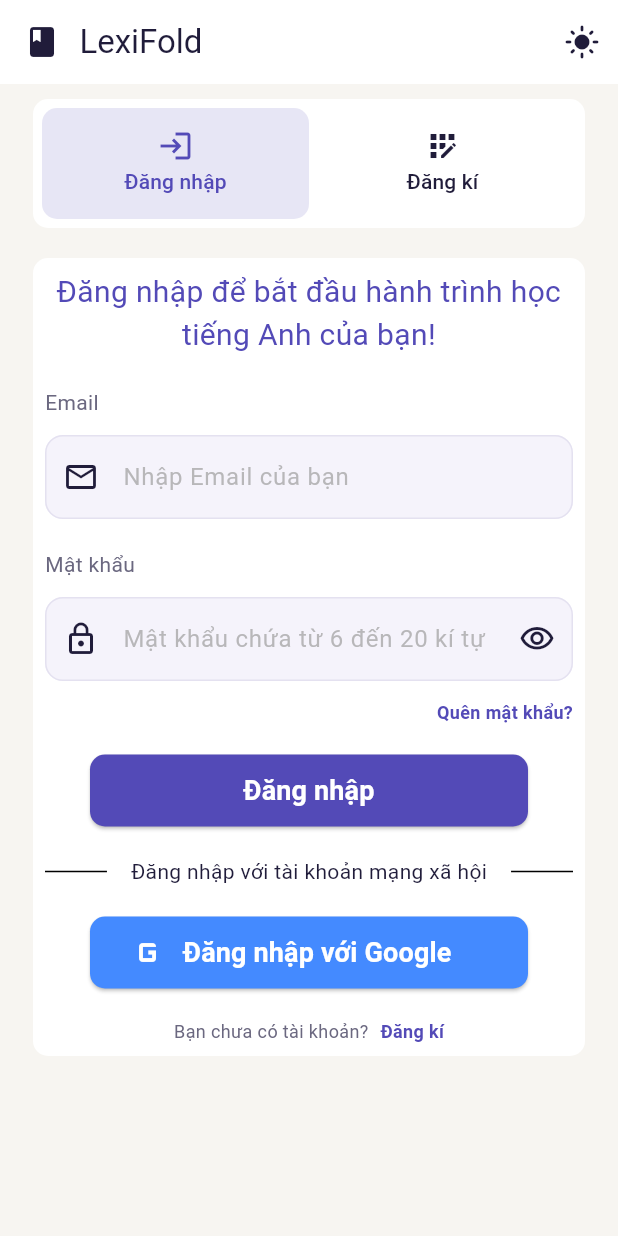
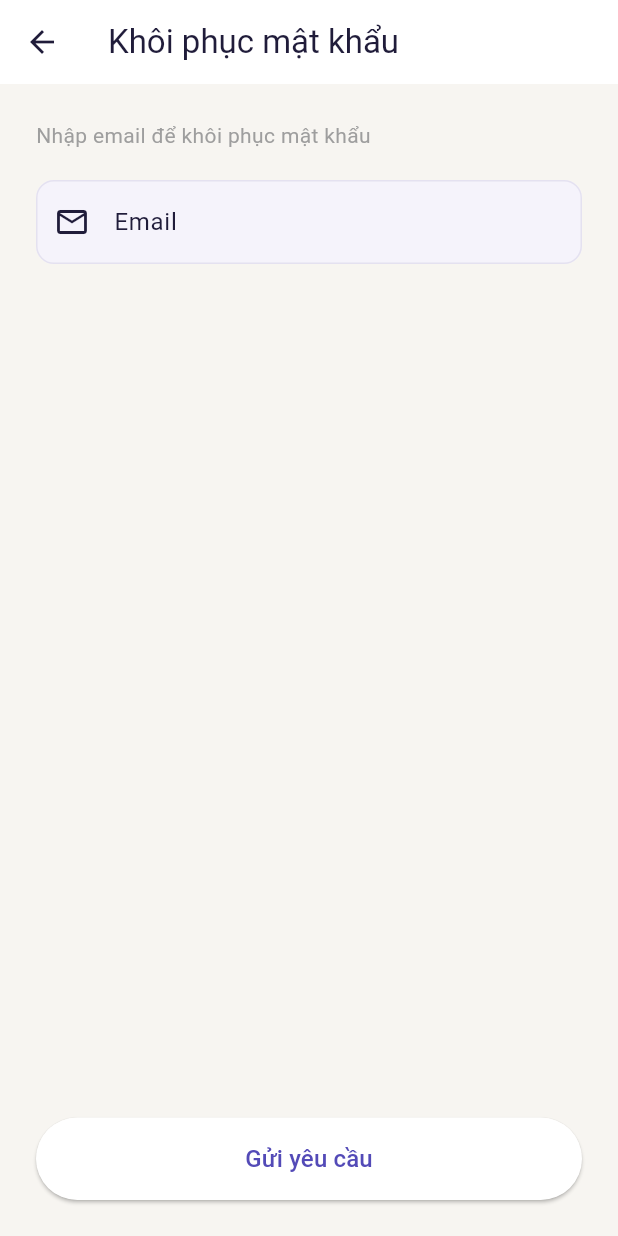
Before and after one commit to NTV-CKN/lexifold-app, a Flutter app: the screen it shows after launch, after a tap on "Quên mật khẩu?", on a phone screen of 412 x 824 dp. Run offline on Flutter 3.47's test engine with Material 3 defaults, Android fonts, the phone set to English and light mode, and no system bars; our stand-ins replace dio, firebase_auth, firebase_core, flutter_riverpod, google_sign_in; accounts and stored records are empty; generated files the repository leaves out were written again.

Commit message:
Thêm giao diện màn hình gửi yêu cầu khôi phục mật khẩu

```diff
--- /dev/null
+++ b/lib/features/auth/reset_password_screen.dart
@@ -0,0 +1,95 @@
+import 'package:flutter/material.dart';
+import 'package:lexifold/l10n/app_localizations.dart';
+import 'package:lexifold/utils/validator_utils.dart';
+
+class ResetPasswordScreen extends StatefulWidget {
+  const ResetPasswordScreen({super.key});
+
+  @override
+  State<ResetPasswordScreen> createState() =>
+      _ResetPasswordScreenState();
+}
+
+class _ResetPasswordScreenState extends State<ResetPasswordScreen> {
+  late final TextEditingController _emailController;
+  late final GlobalKey<FormState> _formKey;
+
+  @override
+  void initState() {
+    super.initState();
+    _emailController = TextEditingController();
+    _formKey = GlobalKey<FormState>();
+  }
+
+  @override
+  void dispose() {
+    _emailController.dispose();
+    super.dispose();
+  }
+
+  void _handleSubmit() {
+    if (_formKey.currentState!.validate()) {
+      final email = _emailController.text.trim();
+    }
+  }
+
+  @override
+  Widget build(BuildContext context) {
+    final l10n = AppLocalizations.of(context)!;
+
+    return Scaffold(
+      appBar: AppBar(title: Text(l10n.textResetPassword)),
+      body: SafeArea(
+        child: Padding(
+          padding: const EdgeInsets.all(24.0),
+          child: Form(
+            key: _formKey,
+            child: Column(
+              crossAxisAlignment: CrossAxisAlignment.stretch,
+              children: [
+                Text(
+                  l10n.textExplainResetPassword,
+                  style: TextStyle(fontSize: 14, color: Colors.grey),
+                ),
+
+                const SizedBox(height: 20),
+
+                TextFormField(
+                  controller: _emailController,
+                  keyboardType: TextInputType.emailAddress,
+                  textInputAction: TextInputAction.done,
+                  onFieldSubmitted: (_) => _handleSubmit(),
+                  decoration: InputDecoration(
+                    labelText: 'Email',
+                    hintStyle: TextStyle(
+                      color: Colors.grey.withAlpha(180),
+                    ),
+                    hintText: 'example@gmail.com',
+                    prefixIcon: Icon(Icons.email_outlined),
+                    border: OutlineInputBorder(),
+                  ),
+                  validator: (value) {
+                    return Validators.validateEmail(value, l10n);
+                  },
+                ),
+
+                const Spacer(),
+
+                ElevatedButton(
+                  onPressed: _handleSubmit,
+                  style: ElevatedButton.styleFrom(
+                    padding: const EdgeInsets.symmetric(vertical: 16),
+                  ),
+                  child: Text(
+                    l10n.textSendRequest,
+                    style: TextStyle(fontSize: 16),
+                  ),
+                ),
+              ],
+            ),
+          ),
+        ),
+      ),
+    );
+  }
+}
--- a/lib/l10n/app_localizations.dart
+++ b/lib/l10n/app_localizations.dart
@@ -231,6 +231,24 @@
   /// In vi, this message translates to:
   /// **'Quên mật khẩu?'**
   String get textForgotPassword;
+
+  /// No description provided for @textResetPassword.
+  ///
+  /// In vi, this message translates to:
+  /// **'Khôi phục mật khẩu'**
+  String get textResetPassword;
+
+  /// No description provided for @textExplainResetPassword.
+  ///
+  /// In vi, this message translates to:
+  /// **'Nhập email để khôi phục mật khẩu'**
+  String get textExplainResetPassword;
+
+  /// No description provided for @textSendRequest.
+  ///
+  /// In vi, this message translates to:
+  /// **'Gửi yêu cầu'**
+  String get textSendRequest;
 }
 
 class _AppLocalizationsDelegate
--- a/lib/l10n/app_localizations_vi.dart
+++ b/lib/l10n/app_localizations_vi.dart
@@ -81,4 +81,13 @@
 
   @override
   String get textForgotPassword => 'Quên mật khẩu?';
+
+  @override
+  String get textResetPassword => 'Khôi phục mật khẩu';
+
+  @override
+  String get textExplainResetPassword => 'Nhập email để khôi phục mật khẩu';
+
+  @override
+  String get textSendRequest => 'Gửi yêu cầu';
 }
--- a/lib/l10n/app_vi.arb
+++ b/lib/l10n/app_vi.arb
@@ -31,5 +31,8 @@
      "textDontHaveAnAccountYet": "Bạn chưa có tài khoản?",
      "textSocialAuth": "Đăng nhập với tài khoản mạng xã hội",
      "textLoginWithGoogle": "Đăng nhập với Google",
-     "textForgotPassword": "Quên mật khẩu?"
+     "textForgotPassword": "Quên mật khẩu?",
+     "textResetPassword": "Khôi phục mật khẩu",
+     "textExplainResetPassword": "Nhập email để khôi phục mật khẩu",
+     "textSendRequest": "Gửi yêu cầu"
 }
--- a/lib/main.dart
+++ b/lib/main.dart
@@ -4,7 +4,9 @@
 import 'package:flutter_riverpod/flutter_riverpod.dart';
 import 'package:lexifold/features/auth/auth_screen.dart';
 import 'package:lexifold/features/auth/signup_waiting_verify_screen.dart';
+import 'package:lexifold/features/auth/reset_password_screen.dart';
 import 'package:lexifold/utils/theme_utils.dart';
+import 'package:lexifold/utils/routes_name.dart';
 
 import 'firebase_options.dart';
 import 'l10n/app_localizations.dart';
@@ -20,8 +22,10 @@
       child: MaterialApp(
         //routes
         routes: {
-          "/verify-mail-signup": (context) =>
+          RoutesName.verifySignUp: (context) =>
               const SignupWaitingVerifyScreen(),
+          RoutesName.resetPassword: (context) =>
+              const ResetPasswordScreen(),
         },
 
         locale: const Locale("vi"),
--- a/lib/shared/widget/auth/signin.dart
+++ b/lib/shared/widget/auth/signin.dart
@@ -1,6 +1,7 @@
 import 'package:flutter/material.dart';
 import 'package:flutter_riverpod/flutter_riverpod.dart';
 import 'package:lexifold/shared/widget/auth/text_divider_center.dart';
+import 'package:lexifold/utils/routes_name.dart';
 
 import '../../../data/model/result/base_result.dart';
 import '../../../data/model/result/result_wrapper.dart';
@@ -44,7 +45,9 @@
     ref.read(authNotifierProvider.notifier).signInWithGoogle();
   }
 
-  void _handleForgotPassword() {}
+  void _handleForgotPassword() {
+    Navigator.of(context).pushNamed(RoutesName.resetPassword);
+  }
 
   IconData _getIconDataByVisiblePassword(bool isVisible) {
     return isVisible
--- a/lib/shared/widget/auth/signup.dart
+++ b/lib/shared/widget/auth/signup.dart
@@ -7,6 +7,7 @@
 import 'package:lexifold/utils/show_progress_dialog.dart';
 import 'package:lexifold/utils/show_snackbar.dart';
 import 'package:lexifold/utils/validator_utils.dart';
+import 'package:lexifold/utils/routes_name.dart';
 
 class SignUp extends ConsumerStatefulWidget {
   const SignUp(this._navSignIn, {super.key});
@@ -76,7 +77,7 @@
         final successData = next.value as Success<BaseResult>;
         if (successData.data.success) {
           Navigator.of(context).pushNamed(
-            "/verify-mail-signup",
+            RoutesName.verifySignUp,
             arguments: {"email": _emailController.text},
           );
         }
--- /dev/null
+++ b/lib/utils/routes_name.dart
@@ -0,0 +1,4 @@
+class RoutesName {
+  static const String verifySignUp = "/verify-mail-signup";
+  static const String resetPassword = "/resetPassword";
+}
```
